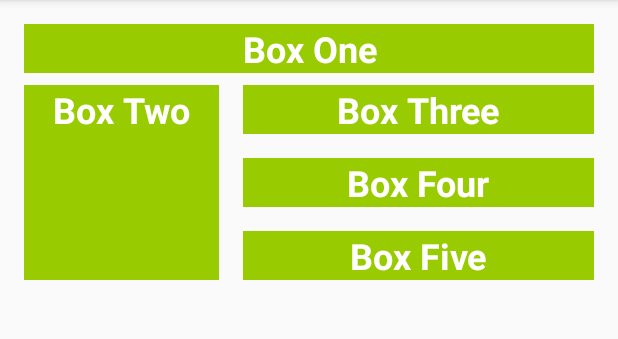
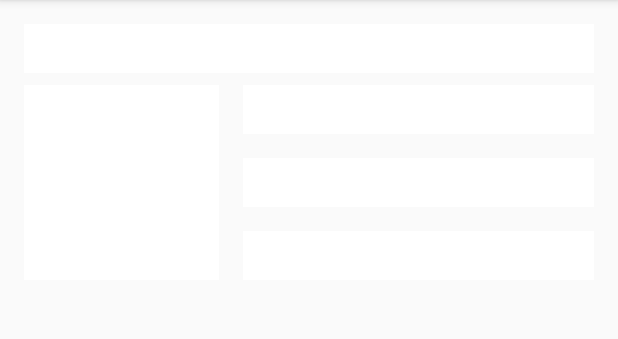
Before and after one commit to Haider8/ColourMyViews-Android, an Android app: the screen it shows after launch (MainActivity), on a phone screen of 412 x 824 dp, the part 84-423 px from its top. Run offline under Robolectric (Android 15) with nearby library versions, the phone set to English and light mode, and no system bars; Roboto replaces fonts that are not available here.

Commit message:
add click handelers on the boxes

```diff
--- a/app/src/main/java/com/example/android/colormyviews/MainActivity.kt
+++ b/app/src/main/java/com/example/android/colormyviews/MainActivity.kt
@@ -1,12 +1,42 @@
 package com.example.android.colormyviews
 
+import android.graphics.Color
 import androidx.appcompat.app.AppCompatActivity
 import android.os.Bundle
+import android.view.View
+import kotlinx.android.synthetic.main.activity_main.*
 
 class MainActivity : AppCompatActivity() {
 
     override fun onCreate(savedInstanceState: Bundle?) {
         super.onCreate(savedInstanceState)
         setContentView(R.layout.activity_main)
+        setListeners()
+    }
+
+    private fun setListeners() {
+        val clickableViews: List<View> =
+                listOf(box_one_text, box_two_text, box_three_text,
+                    box_four_text, box_five_text, constraint_layout)
+
+        for (item in clickableViews) {
+            item.setOnClickListener { makeColored(it) }
+        }
+    }
+
+    private fun makeColored(view: View) {
+        when (view.id) {
+
+            // Boxes using Color class colors for background
+            R.id.box_one_text -> view.setBackgroundColor(Color.RED)
+            R.id.box_two_text -> view.setBackgroundColor(Color.GRAY)
+
+            // Boxes using Android color resources for background
+            R.id.box_three_text -> view.setBackgroundResource(android.R.color.holo_green_light)
+            R.id.box_four_text -> view.setBackgroundResource(android.R.color.holo_green_dark)
+            R.id.box_five_text -> view.setBackgroundResource(android.R.color.holo_blue_light)
+
+            else -> view.setBackgroundColor(Color.LTGRAY)
+        }
     }
 }
--- a/app/src/main/res/layout/activity_main.xml
+++ b/app/src/main/res/layout/activity_main.xml
@@ -5,7 +5,7 @@
         xmlns:app="http://schemas.android.com/apk/res-auto"
         android:layout_width="match_parent"
         android:layout_height="match_parent"
-        tools:context=".MainActivity">
+        tools:context=".MainActivity" android:id="@+id/constraint_layout">
 
     <TextView
             android:layout_width="0dp"
--- a/app/src/main/res/values/styles.xml
+++ b/app/src/main/res/values/styles.xml
@@ -9,7 +9,7 @@
     </style>
     <style name="whiteBox">
         <item name="android:fontFamily">@font/roboto</item>
-        <item name="android:background">@android:color/holo_green_light</item>
+        <item name="android:background">@android:color/white</item>
         <item name="android:textAlignment">center</item>
         <item name="android:textSize">@dimen/box_text_size</item>
         <item name="android:textStyle">bold</item>
```
